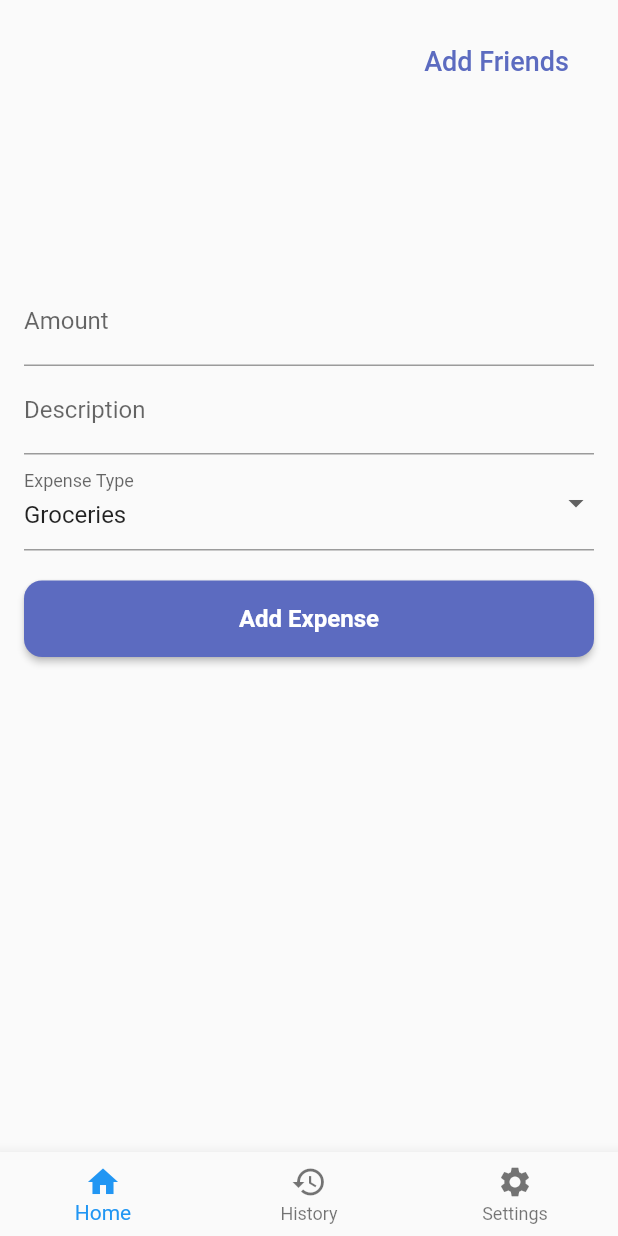
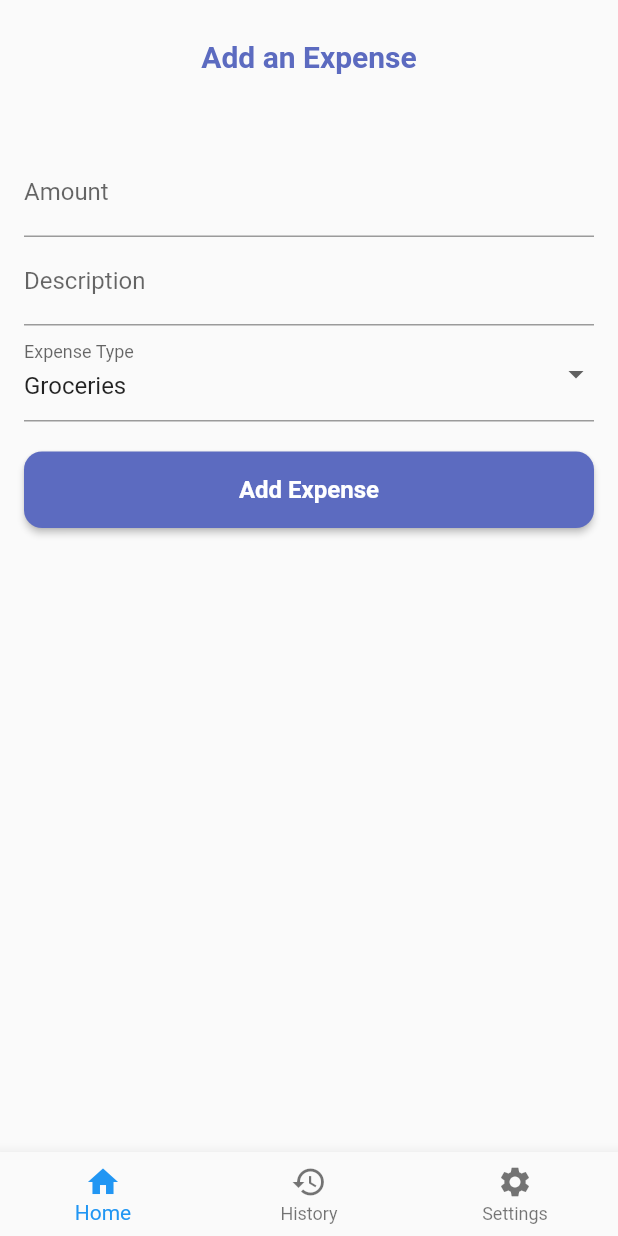
Before and after one commit to devarsh7/Expenzo, a Flutter app: the MainContainer screen opened directly, on a phone screen of 412 x 824 dp. Run offline on Flutter 3.47's test engine with Material 2 defaults, Android fonts, the phone set to English and light mode, and no system bars; our stand-ins replace cloud_firestore, firebase_auth, firebase_core, fl_chart, shared_preferences; accounts and stored records are empty.

Commit message:
Discarded the friends option and updated the UI

```diff
--- a/lib/home_screen.dart
+++ b/lib/home_screen.dart
@@ -49,24 +49,15 @@ class _HomeScreenState extends State<HomeScreen> {
             key: _formKey,
             child: Column(
               children: <Widget>[
-                SizedBox(height: 1),
-                Padding(
-                  padding: const EdgeInsets.only(left: 250.0),
-                  child: TextButton(
-                    onPressed: () {
-                      Navigator.push(
-                        context,
-                        MaterialPageRoute(
-                            builder: (context) => AddFriendsScreen()),
-                      );
-                    },
-                    child: Text(
-                      'Add Friends',
-                      style: TextStyle(fontSize: 18, color: Color(0xFF5C6BC0)),
-                    ),
-                  ),
+                SizedBox(height: 10),
+                Text(
+                  "Add an Expense",
+                  style: TextStyle(
+                      fontSize: 20,
+                      fontWeight: FontWeight.bold,
+                      color: Color(0xFF5C6BC0)),
                 ),
-                SizedBox(height: 120),
+                SizedBox(height: 50),
                 TextFormField(
                   decoration: InputDecoration(labelText: 'Amount'),
                   keyboardType: TextInputType.number,
```
